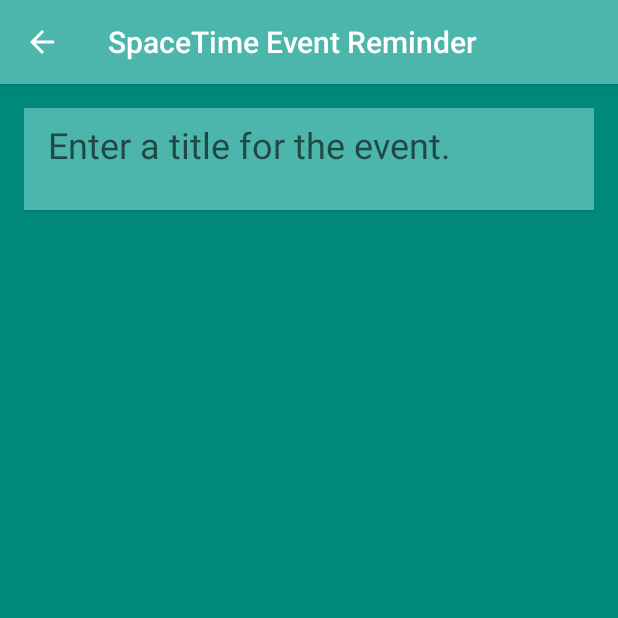
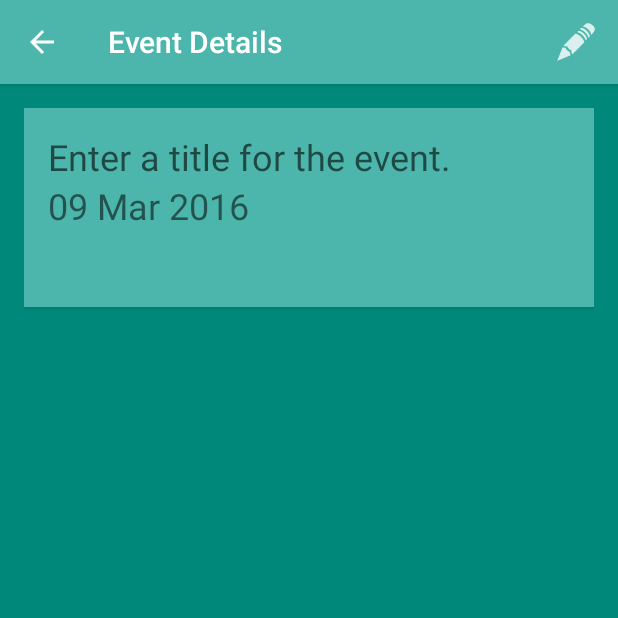
Before and after one commit to elinux88/spacetime, an Android app: the screen it shows after launch (EventActivity), after a tap on "New Event", on a phone screen of 412 x 824 dp, the top half of it. Run offline under Robolectric (Android 15) with nearby library versions, the phone set to English and light mode, and no system bars.

Commit message:
Refined layout

```diff
--- a/app/src/main/AndroidManifest.xml
+++ b/app/src/main/AndroidManifest.xml
@@ -10,7 +10,7 @@
         android:theme="@style/AppTheme">
         <activity
             android:name=".MainActivity"
-            android:label="@string/app_name"
+            android:label="@string/upcoming_events_name"
             android:theme="@style/AppTheme.NoActionBar"
             >
             <intent-filter>
@@ -21,7 +21,7 @@
         </activity>
         <activity
             android:name=".EventActivity"
-            android:label="@string/app_name"
+            android:label="@string/event_details_name"
             android:parentActivityName=".MainActivity"
             >
         </activity>
--- a/app/src/main/java/site/elioplasma/ecook/spacetimeeventreminder/Event.java
+++ b/app/src/main/java/site/elioplasma/ecook/spacetimeeventreminder/Event.java
@@ -11,6 +11,7 @@ public class Event {
     private UUID mId;
     private String mTitle;
     private Date mDate;
+    private String mDescription;
 
     public Event() {
         mId = UUID.randomUUID();
@@ -36,4 +37,12 @@ public class Event {
     public void setDate(Date date) {
         mDate = date;
     }
+
+    public String getDescription() {
+        return mDescription;
+    }
+
+    public void setDescription(String description) {
+        mDescription = description;
+    }
 }
--- a/app/src/main/java/site/elioplasma/ecook/spacetimeeventreminder/EventData.java
+++ b/app/src/main/java/site/elioplasma/ecook/spacetimeeventreminder/EventData.java
@@ -3,6 +3,8 @@ package site.elioplasma.ecook.spacetimeeventreminder;
 import android.content.Context;
 
 import java.util.ArrayList;
+import java.util.Date;
+import java.util.GregorianCalendar;
 import java.util.List;
 import java.util.UUID;
 
@@ -23,10 +25,33 @@ public class EventData {
 
     private EventData(Context context) {
         mEvents = new ArrayList<>();
-        for (int i = 0; i < 100; i++) {
+        String[] eventNames = {
+                "Total Solar Eclipse",
+                "Penumbra Lunar Eclipse",
+                "Lyrid Meteor Shower",
+                "Mars closest to Earth",
+                "Ophiuchid Meteor Shower",
+        };
+        Date[] eventDates = {
+                new GregorianCalendar(2016, 3, 9).getTime(),
+                new GregorianCalendar(2016, 3, 23).getTime(),
+                new GregorianCalendar(2016, 4, 23).getTime(),
+                new GregorianCalendar(2016, 5, 30).getTime(),
+                new GregorianCalendar(2016, 6, 20).getTime(),
+        };
+        String[] eventDescriptions = {
+                "Visible in Northern Pacific, Southern Asia, Northern Australia",
+                "...",
+                "...",
+                "...",
+                "...",
+        };
+        for (int i = 0; i < eventNames.length; i++) {
             Event event = new Event();
-            event.setTitle("Event #" + i);
-            mEvents.add(event);
+            event.setTitle(eventNames[i]);
+            event.setDate(eventDates[i]);
+            event.setDescription(eventDescriptions[i]);
+            addEvent(event);
         }
     }
 
--- a/app/src/main/java/site/elioplasma/ecook/spacetimeeventreminder/EventFragment.java
+++ b/app/src/main/java/site/elioplasma/ecook/spacetimeeventreminder/EventFragment.java
@@ -1,16 +1,22 @@
 package site.elioplasma.ecook.spacetimeeventreminder;
 
+import android.graphics.PorterDuff;
 import android.os.Bundle;
 import android.support.annotation.Nullable;
 import android.support.v4.app.Fragment;
 import android.text.Editable;
 import android.text.TextWatcher;
+import android.text.method.KeyListener;
 import android.view.LayoutInflater;
+import android.view.Menu;
+import android.view.MenuInflater;
+import android.view.MenuItem;
 import android.view.View;
 import android.view.ViewGroup;
 import android.widget.EditText;
 import android.widget.TextView;
 
+import java.text.SimpleDateFormat;
 import java.util.UUID;
 
 /**
@@ -21,7 +27,9 @@ public class EventFragment extends Fragment {
     private static final String ARG_EVENT_ID = "event_id";
 
     private Event mEvent;
-    private TextView mTitleField;
+    private EditText mTitleField;
+    private TextView mDateTextView;
+    private TextView mDescriptionTextView;
 
     public static EventFragment newInstance(UUID eventId) {
         Bundle args = new Bundle();
@@ -35,7 +43,11 @@ public class EventFragment extends Fragment {
     @Override
     public void onCreate(Bundle savedInstanceState) {
         super.onCreate(savedInstanceState);
-        mEvent = new Event();
+        setHasOptionsMenu(true);
+
+        UUID eventId = (UUID) getArguments().getSerializable(ARG_EVENT_ID);
+
+        mEvent = EventData.get(getActivity()).getEvent(eventId);
     }
 
     @Nullable
@@ -43,10 +55,8 @@ public class EventFragment extends Fragment {
     public View onCreateView(LayoutInflater inflater, ViewGroup container, Bundle savedInstanceState) {
         View v = inflater.inflate(R.layout.fragment_event, container, false);
 
-        mTitleField = (TextView)v.findViewById(R.id.event_title);
+        mTitleField = (EditText)v.findViewById(R.id.event_title);
         mTitleField.setText(mEvent.getTitle());
-
-        /*
         mTitleField.addTextChangedListener(new TextWatcher() {
             @Override
             public void beforeTextChanged(CharSequence s, int start, int count, int after) {
@@ -63,7 +73,34 @@ public class EventFragment extends Fragment {
                 // not used
             }
         });
-        */
+        mTitleField.setTag(mTitleField.getKeyListener());
+        mTitleField.setKeyListener(null);
+
+        mDateTextView = (TextView)v.findViewById(R.id.event_date);
+        SimpleDateFormat sdf = new SimpleDateFormat("dd MMM yyyy");
+        mDateTextView.setText(sdf.format(mEvent.getDate()));
+
+        mDescriptionTextView = (TextView)v.findViewById(R.id.event_description);
+        mDescriptionTextView.setText(mEvent.getDescription());
+
         return v;
     }
+
+    @Override
+    public void onCreateOptionsMenu(Menu menu, MenuInflater inflater) {
+        super.onCreateOptionsMenu(menu, inflater);
+        inflater.inflate(R.menu.fragment_event, menu);
+    }
+
+    @Override
+    public boolean onOptionsItemSelected(MenuItem item) {
+        switch(item.getItemId()) {
+            case R.id.menu_item_edit_event:
+                mTitleField.setKeyListener((KeyListener) mTitleField.getTag());
+                mTitleField.setCursorVisible(true);
+                return true;
+            default:
+                return super.onOptionsItemSelected(item);
+        }
+    }
 }
--- a/app/src/main/java/site/elioplasma/ecook/spacetimeeventreminder/MainActivityFragment.java
+++ b/app/src/main/java/site/elioplasma/ecook/spacetimeeventreminder/MainActivityFragment.java
@@ -15,6 +15,7 @@ import android.widget.TextView;
 
 import org.w3c.dom.Text;
 
+import java.text.SimpleDateFormat;
 import java.util.List;
 
 /**
@@ -104,7 +105,8 @@ public class MainActivityFragment extends Fragment {
         public void bindEvent(Event event) {
             mEvent = event;
             mTitleTextView.setText(mEvent.getTitle());
-            mDateTextView.setText(mEvent.getDate().toString());
+            SimpleDateFormat sdf = new SimpleDateFormat("dd MMM yyyy");
+            mDateTextView.setText(sdf.format(mEvent.getDate()));
         }
 
         @Override
--- a/app/src/main/res/layout/fragment_event.xml
+++ b/app/src/main/res/layout/fragment_event.xml
@@ -14,16 +14,17 @@
         android:background="@color/colorPrimary"
         android:elevation="2dp"
         android:orientation="vertical"
-        android:paddingBottom="8dp"
+        android:paddingBottom="@dimen/activity_vertical_margin"
         android:paddingLeft="@dimen/activity_horizontal_margin"
         android:paddingRight="@dimen/activity_horizontal_margin"
-        android:paddingTop="8dp"
+        android:paddingTop="@dimen/activity_vertical_margin"
         >
 
-        <TextView
+        <EditText
             android:id="@+id/event_title"
             android:layout_width="match_parent"
             android:layout_height="wrap_content"
+            android:background="@android:color/transparent"
             android:hint="@string/event_title_hint"
             android:textSize="24sp"
             />
@@ -32,7 +33,16 @@
             android:id="@+id/event_date"
             android:layout_width="match_parent"
             android:layout_height="wrap_content"
-            tools:text="Event Date"
+            android:layout_marginBottom="@dimen/activity_vertical_margin"
+            android:textSize="24sp"
+            tools:text="Event date"
+            />
+
+        <TextView
+            android:id="@+id/event_description"
+            android:layout_width="match_parent"
+            android:layout_height="wrap_content"
+            tools:text="Event description"
             />
 
     </LinearLayout>
--- /dev/null
+++ b/app/src/main/res/menu/fragment_event.xml
@@ -0,0 +1,14 @@
+<?xml version="1.0" encoding="utf-8"?>
+<menu
+    xmlns:android="http://schemas.android.com/apk/res/android"
+    xmlns:app="http://schemas.android.com/apk/res-auto"
+    >
+
+    <item
+        android:id="@+id/menu_item_edit_event"
+        android:icon="@drawable/ic_menu_edit"
+        android:title="@string/edit_event"
+        app:showAsAction="ifRoom|withText"
+        />
+
+</menu>
--- a/app/src/main/res/values/strings.xml
+++ b/app/src/main/res/values/strings.xml
@@ -1,6 +1,9 @@
 <resources>
     <string name="app_name">SpaceTime Event Reminder</string>
+    <string name="upcoming_events_name">Upcoming Events</string>
+    <string name="event_details_name">Event Details</string>
     <string name="action_settings">Settings</string>
     <string name="event_title_hint">Enter a title for the event.</string>
     <string name="new_event">New Event</string>
+    <string name="edit_event">Edit Event</string>
 </resources>
```
Also changed, not shown: app/src/main/res/drawable-hdpi/ic_menu_edit.png (added), app/src/main/res/drawable-mdpi/ic_menu_edit.png (added), app/src/main/res/drawable-xhdpi/ic_menu_edit.png (added), app/src/main/res/drawable-xxhdpi/ic_menu_edit.png (added).
